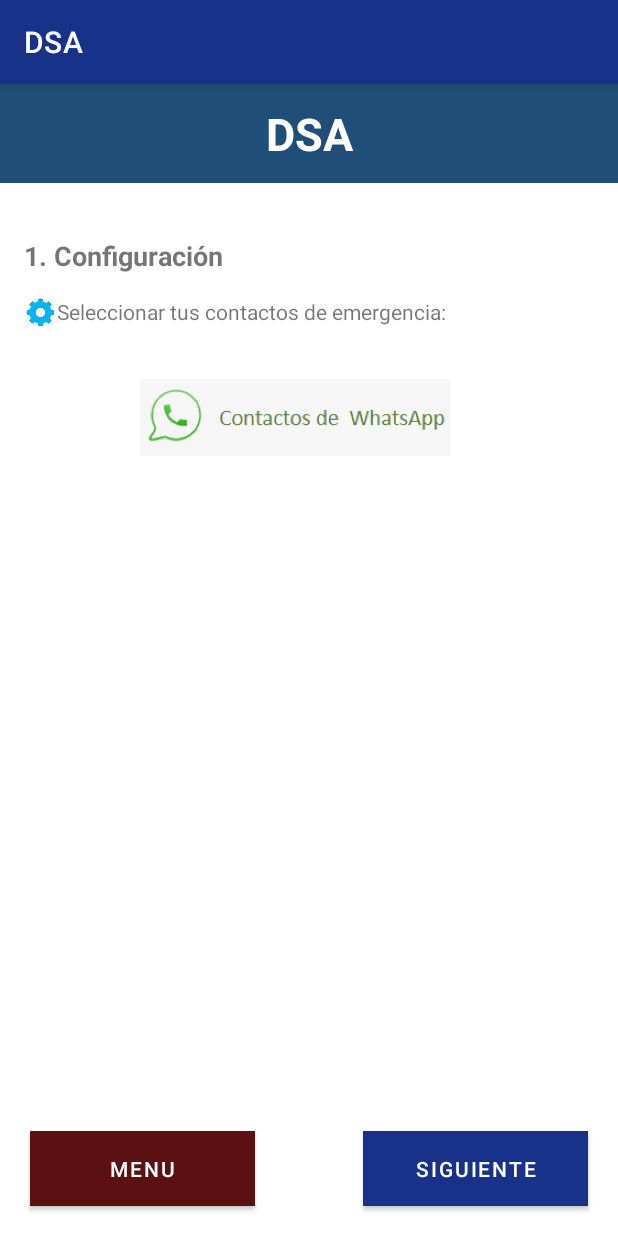
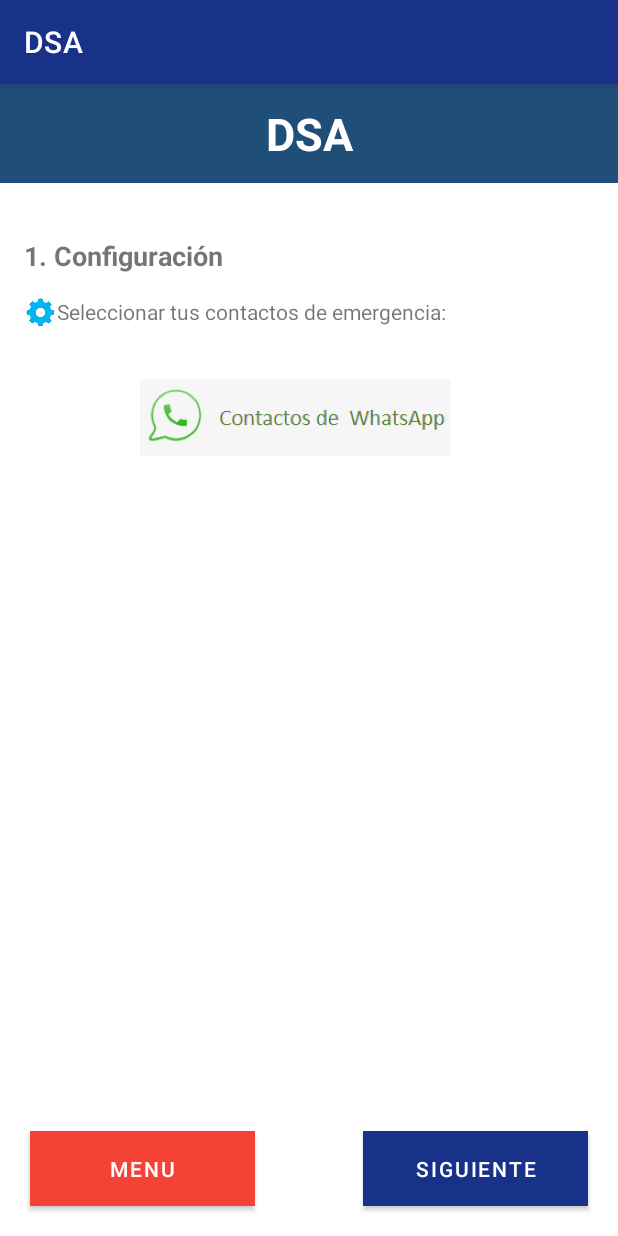
Before and after one commit to karlaVane/DSA, an Android app: the ComoFunciona_1 screen opened directly, with no data from a screen before it, on a phone screen of 412 x 824 dp. Run offline under Robolectric (Android 15) with nearby library versions, the light colour scheme and no system bars.

Commit message:
Cambiar Color

```diff
--- a/app/src/main/res/layout/activity_como_funciona_1.xml
+++ b/app/src/main/res/layout/activity_como_funciona_1.xml
@@ -77,7 +77,7 @@
         android:background="#B82121"
         android:onClick="menu"
         android:text="Menu"
-        app:backgroundTint="#5B1111"
+        app:backgroundTint="#f44336"
         app:layout_constraintBottom_toBottomOf="parent"
         app:layout_constraintStart_toStartOf="parent" />
 
--- a/app/src/main/res/layout/activity_como_funciona_2.xml
+++ b/app/src/main/res/layout/activity_como_funciona_2.xml
@@ -38,7 +38,7 @@
         android:background="#B82121"
         android:onClick="menu"
         android:text="Menú"
-        app:backgroundTint="#5B1111"
+        app:backgroundTint="#f44336"
         app:layout_constraintBottom_toBottomOf="parent"
         app:layout_constraintStart_toStartOf="parent" />
 
--- a/app/src/main/res/layout/activity_como_funciona_3.xml
+++ b/app/src/main/res/layout/activity_como_funciona_3.xml
@@ -39,7 +39,7 @@
         android:background="#B82121"
         android:onClick="menu"
         android:text="Menú"
-        app:backgroundTint="#5B1111"
+        app:backgroundTint="#f44336"
         app:layout_constraintBottom_toBottomOf="parent"
         app:layout_constraintStart_toStartOf="parent" />
 
--- a/app/src/main/res/layout/activity_como_funciona_4.xml
+++ b/app/src/main/res/layout/activity_como_funciona_4.xml
@@ -29,7 +29,7 @@
         android:background="#B82121"
         android:onClick="menu"
         android:text="Menú"
-        app:backgroundTint="#5B1111"
+        app:backgroundTint="#f44336"
         app:layout_constraintBottom_toBottomOf="parent"
         app:layout_constraintStart_toStartOf="parent" />
 
```
